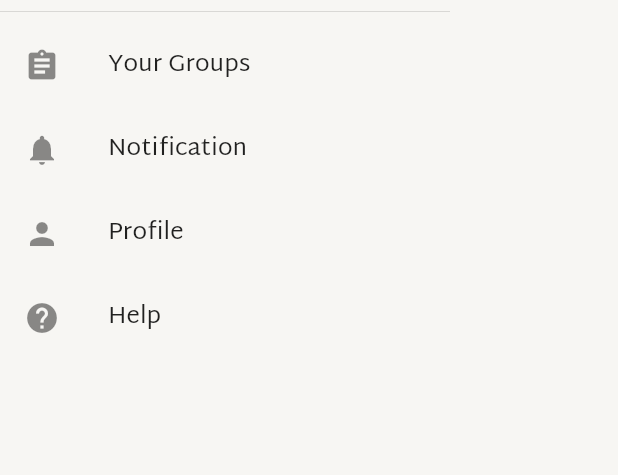
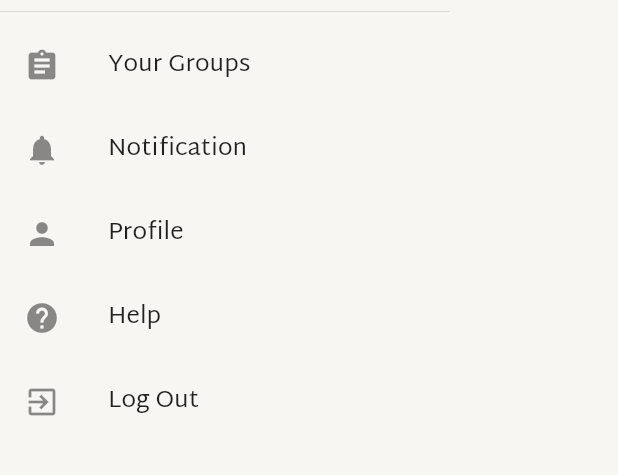
Before and after one commit to sanju-developer/Day2Day, a Flutter app: the MyDrawer widget shown alone on an empty page, opened directly, on a phone screen of 412 x 824 dp, the part 230-705 px from its top. Run offline on Flutter 3.47's test engine with Material 2 defaults, Android fonts, the phone set to English and light mode, and no system bars; our stand-ins replace bloc, equatable, firebase_auth, flutter_bloc, flutter_svg, google_sign_in and 1 more; accounts and stored records are empty; network calls fail.

Commit message:
Add logout option in side drawer

```diff
--- a/lib/widgets/drawer/drawer.dart
+++ b/lib/widgets/drawer/drawer.dart
@@ -1,8 +1,10 @@
 import 'dart:math' as math;
+import 'package:day2day/blocs/authentication/authentication_bloc.dart';
 import 'package:day2day/routes.dart';
 import 'package:flutter/material.dart';
 
 import 'package:day2day/assets/colors/colors.dart';
+import 'package:flutter_bloc/flutter_bloc.dart';
 
 class AnimatedDrawer extends StatefulWidget {
   final Widget child;
@@ -164,6 +166,13 @@ class MyDrawer extends StatelessWidget {
               leading: Icon(Icons.help),
               title: Text("Help"),
             ),
+            ListTile(
+              leading: Icon(Icons.exit_to_app),
+              title: Text("Log Out"),
+              onTap: () {
+                BlocProvider.of<AuthenticationBloc>(context).add(LoggedOut());
+              },
+            ),
           ],
         ),
       ),
```
